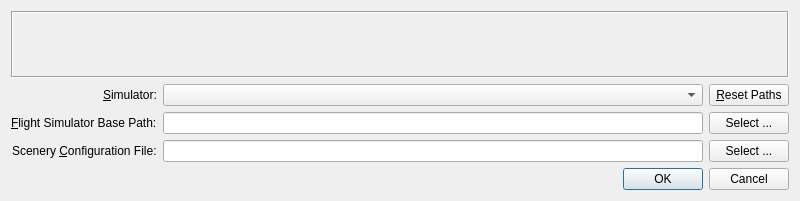
Qt form src/db/databasedialog.ui (albar965/littlenavmap) before a commit.
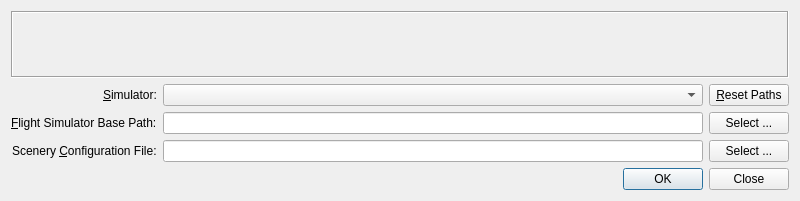
The same form after that commit.

Commit message: Fixed saving of changes in database dialog.

```diff
--- a/src/db/databasedialog.ui
+++ b/src/db/databasedialog.ui
@@ -100,7 +100,7 @@
    <item>
     <widget class="QDialogButtonBox" name="buttonBoxDatabase">
      <property name="standardButtons">
-      <set>QDialogButtonBox::Cancel|QDialogButtonBox::Ok</set>
+      <set>QDialogButtonBox::Close|QDialogButtonBox::Ok</set>
      </property>
     </widget>
    </item>
```
The commit also changes 2 other files.
